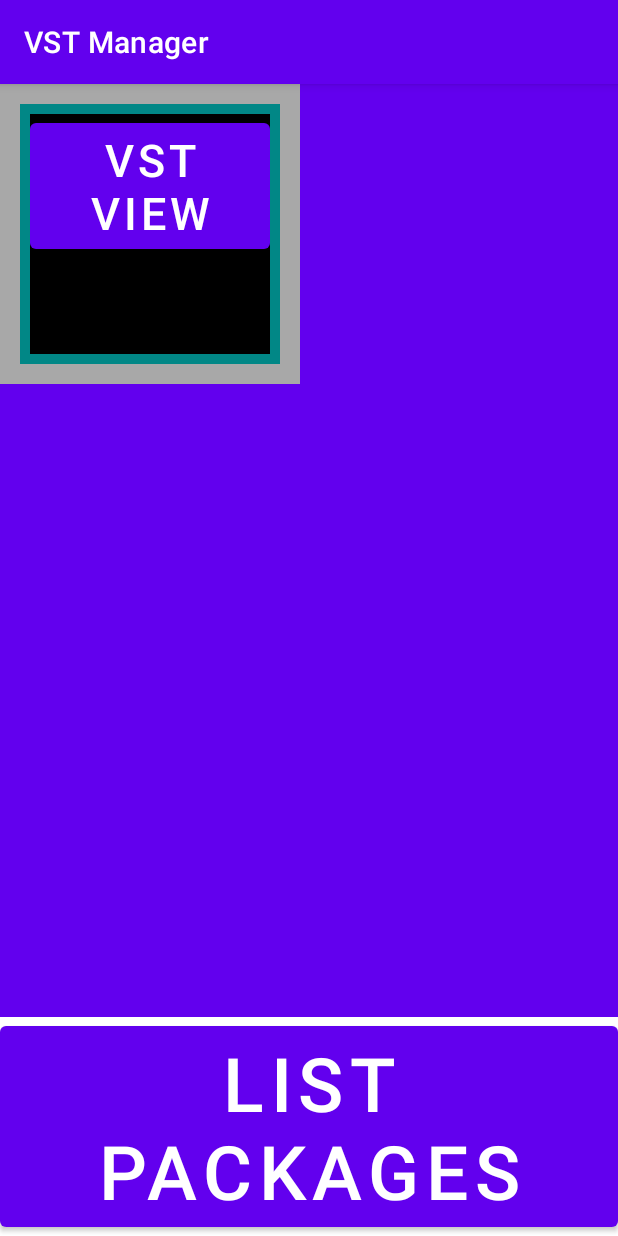
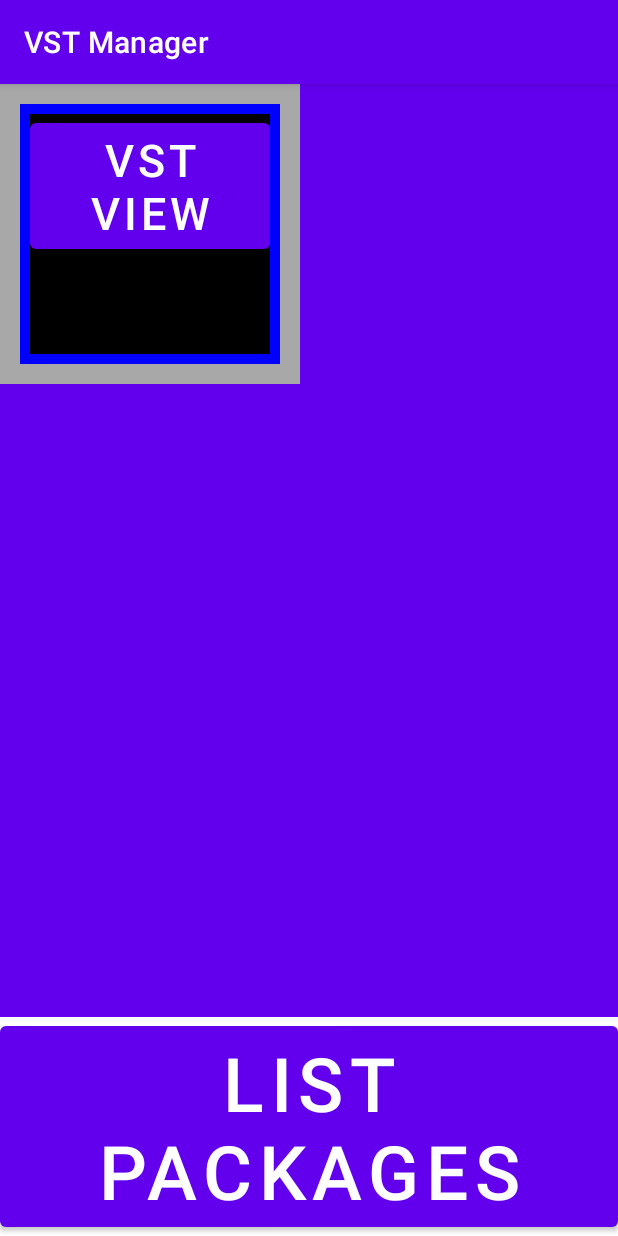
Before and after one commit to mgood7123/Android-VST-Manager, an Android app: the screen it shows after launch (MainActivity), on a phone screen of 412 x 824 dp. Run offline under Robolectric (Android 15) with nearby library versions, the light colour scheme and no system bars.

Commit message:
resized windows now respect boundaries, views auto wrap to windows

```diff
--- a/VstCore/src/main/java/smallville7123/vstmanager/core/Views/OnDragTouchListener.java
+++ b/VstCore/src/main/java/smallville7123/vstmanager/core/Views/OnDragTouchListener.java
@@ -207,6 +207,7 @@ public class OnDragTouchListener implements View.OnTouchListener {
                             layoutParams.width = (int) ((downRawX + originalRight) - event.getRawX());
                             mView.setLayoutParams(layoutParams);
                         }
+                        updateViewBounds();
                     }
                     break;
             }
--- a/VstCore/src/main/java/smallville7123/vstmanager/core/Views/VstView.java
+++ b/VstCore/src/main/java/smallville7123/vstmanager/core/Views/VstView.java
@@ -1,28 +1,48 @@
 package smallville7123.vstmanager.core.Views;
 
 import android.content.Context;
+import android.content.res.Resources;
+import android.graphics.Color;
 import android.util.AttributeSet;
 import android.util.Log;
+import android.util.TypedValue;
 import android.view.View;
 import android.view.ViewGroup;
 import android.widget.RelativeLayout;
 
 public class VstView extends RelativeLayout {
     private static final String TAG = "VstView";
+    Context mContext;
+    int defaultWindowWidth;
+    int defaultWindowHeight;
+    int getDefaultWindowWidthDP = 200;
+    int getDefaultWindowHeightDP = 200;
     public VstView(Context context) {
         super(context);
+        mContext = context;
+        defaultWindowWidth = toDP(getResources(), getDefaultWindowWidthDP);
+        defaultWindowHeight = toDP(getResources(), getDefaultWindowHeightDP);
     }
 
     public VstView(Context context, AttributeSet attrs) {
         super(context, attrs);
+        mContext = context;
+        defaultWindowWidth = toDP(getResources(), getDefaultWindowWidthDP);
+        defaultWindowHeight = toDP(getResources(), getDefaultWindowHeightDP);
     }
 
     public VstView(Context context, AttributeSet attrs, int defStyleAttr) {
         super(context, attrs, defStyleAttr);
+        mContext = context;
+        defaultWindowWidth = toDP(getResources(), getDefaultWindowWidthDP);
+        defaultWindowHeight = toDP(getResources(), getDefaultWindowHeightDP);
     }
 
     public VstView(Context context, AttributeSet attrs, int defStyleAttr, int defStyleRes) {
         super(context, attrs, defStyleAttr, defStyleRes);
+        mContext = context;
+        defaultWindowWidth = toDP(getResources(), getDefaultWindowWidthDP);
+        defaultWindowHeight = toDP(getResources(), getDefaultWindowHeightDP);
     }
 
     @Override
@@ -33,7 +53,16 @@ public class VstView extends RelativeLayout {
             x.setDrag(this);
             super.addView(x, index, params);
         } else {
-            throw new RuntimeException("VstView can only accept view's of type WindowView");
+            // wrap view in WindowView
+            WindowView window = new WindowView(mContext);
+            window.setBackgroundColor(Color.argb(255, 0, 0, 255));
+            window.setDrag(this);
+            window.content.addView(child, params);
+            super.addView(window, new LayoutParams(defaultWindowWidth, defaultWindowHeight));
         }
     }
+
+    public static int toDP(Resources resources, float val) {
+        return (int) TypedValue.applyDimension(TypedValue.COMPLEX_UNIT_DIP, val, resources.getDisplayMetrics());
+    }
 }
--- a/app/src/main/res/layout/activity_main.xml
+++ b/app/src/main/res/layout/activity_main.xml
@@ -18,17 +18,22 @@
             android:layout_width="match_parent"
             android:layout_height="match_parent"
             android:background="@color/purple_500">
-            <smallville7123.vstmanager.core.Views.WindowView
-                android:layout_width="200dp"
-                android:layout_height="200dp"
-                android:background="@color/teal_700"
-                >
-                <Button
-                    android:layout_width="wrap_content"
-                    android:layout_height="wrap_content"
-                    android:text="VST VIEW"
-                    android:textSize="30sp" />
-            </smallville7123.vstmanager.core.Views.WindowView>
+<!--            <smallville7123.vstmanager.core.Views.WindowView-->
+<!--                android:layout_width="200dp"-->
+<!--                android:layout_height="200dp"-->
+<!--                android:background="@color/teal_700"-->
+<!--                >-->
+<!--                <Button-->
+<!--                    android:layout_width="wrap_content"-->
+<!--                    android:layout_height="wrap_content"-->
+<!--                    android:text="VST VIEW"-->
+<!--                    android:textSize="30sp" />-->
+<!--            </smallville7123.vstmanager.core.Views.WindowView>-->
+            <Button
+                android:layout_width="wrap_content"
+                android:layout_height="wrap_content"
+                android:text="VST VIEW"
+                android:textSize="30sp" />
         </smallville7123.vstmanager.core.Views.VstView>
     </FrameLayout>
 
```
